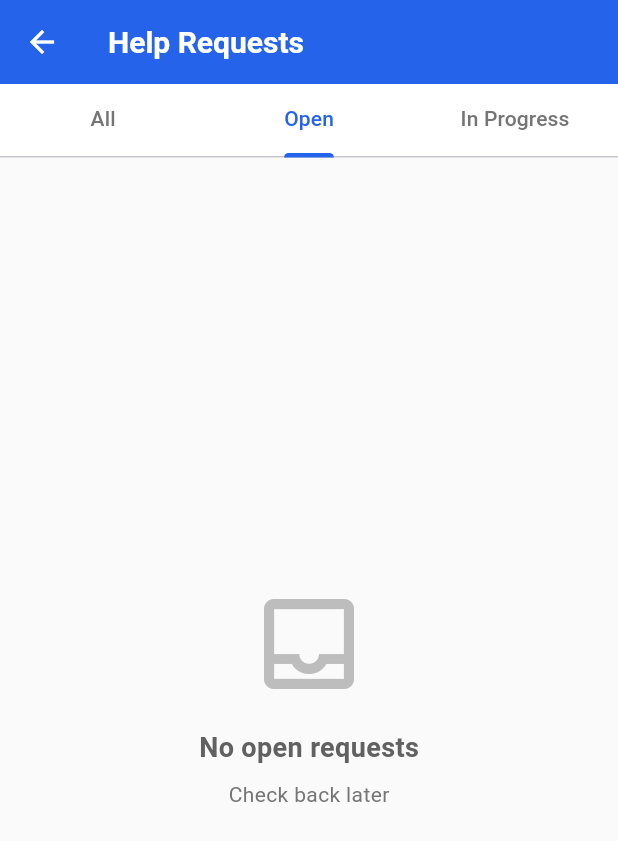
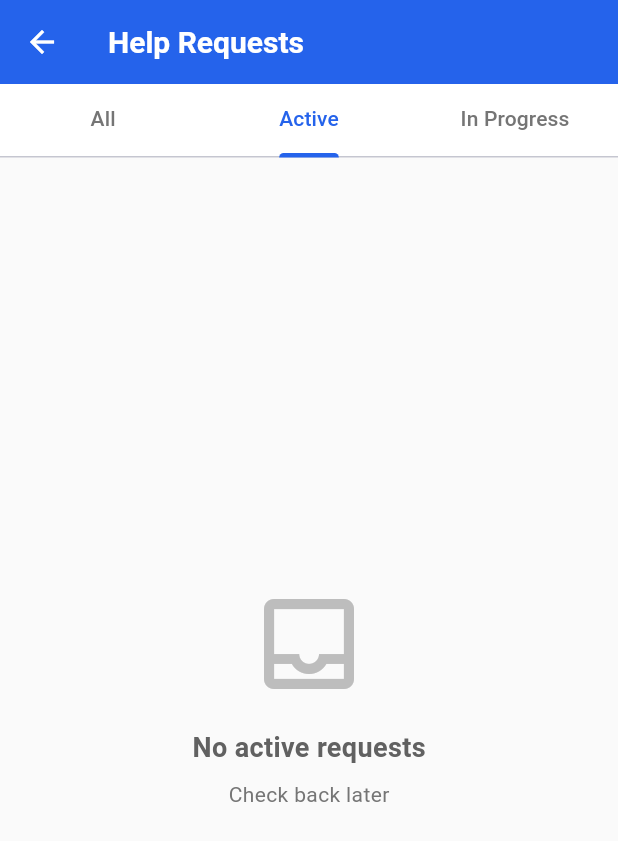
Before and after one commit to NikCeb/hoa-app, a Flutter app: the AdminHelpRequestsScreen screen opened directly, tab 2 chosen, on a phone screen of 412 x 824 dp. Shown: the top 841 px of the screen. Run offline on Flutter 3.47's test engine with Material 3 defaults, Android fonts, the light colour scheme and no system bars; our stand-ins replace cloud_firestore, firebase_auth, firebase_core, firebase_storage, image_picker; accounts and stored records are empty; generated files the repository leaves out were written again; Roboto replaces fonts that are missing (SF Pro Text).

Commit message:
[Refactor] [AdminHelpRequestsScreen] - update request status handling and improve error display; rename tabs for clarity

```diff
--- a/lib/presentation/screens/admin/help_request/admin_help_requests_screen.dart
+++ b/lib/presentation/screens/admin/help_request/admin_help_requests_screen.dart
@@ -1,7 +1,6 @@
 import 'package:flutter/material.dart';
 import 'package:cloud_firestore/cloud_firestore.dart';
 import '../../../../data/models/help_request.dart';
-import '../../../../data/repositories/request_repository.dart';
 import '../../user/help_request/user_help_request_detail_screen.dart';
 
 class AdminHelpRequestsScreen extends StatefulWidget {
@@ -14,7 +13,6 @@ class AdminHelpRequestsScreen extends StatefulWidget {
 
 class _AdminHelpRequestsScreenState extends State<AdminHelpRequestsScreen>
     with SingleTickerProviderStateMixin {
-  final _repository = RequestRepository();
   late TabController _tabController;
 
   @override
@@ -62,7 +60,7 @@ class _AdminHelpRequestsScreenState extends State<AdminHelpRequestsScreen>
               indicatorWeight: 3,
               tabs: const [
                 Tab(text: 'All'),
-                Tab(text: 'Open'),
+                Tab(text: 'Active'),
                 Tab(text: 'In Progress'),
               ],
             ),
@@ -74,7 +72,7 @@ class _AdminHelpRequestsScreenState extends State<AdminHelpRequestsScreen>
               controller: _tabController,
               children: [
                 _buildAllRequestsTab(),
-                _buildOpenRequestsTab(),
+                _buildActiveRequestsTab(),
                 _buildInProgressTab(),
               ],
             ),
@@ -88,7 +86,7 @@ class _AdminHelpRequestsScreenState extends State<AdminHelpRequestsScreen>
     return StreamBuilder<QuerySnapshot>(
       stream: FirebaseFirestore.instance
           .collection('help_requests')
-          .orderBy('postedAt', descending: true)
+          .orderBy('createdAt', descending: true)
           .snapshots(),
       builder: (context, snapshot) {
         if (snapshot.connectionState == ConnectionState.waiting) {
@@ -96,7 +94,16 @@ class _AdminHelpRequestsScreenState extends State<AdminHelpRequestsScreen>
         }
 
         if (snapshot.hasError) {
-          return Center(child: Text('Error: ${snapshot.error}'));
+          return Center(
+            child: Column(
+              mainAxisAlignment: MainAxisAlignment.center,
+              children: [
+                const Icon(Icons.error_outline, size: 64, color: Colors.red),
+                const SizedBox(height: 16),
+                Text('Error: ${snapshot.error}'),
+              ],
+            ),
+          );
         }
 
         if (!snapshot.hasData || snapshot.data!.docs.isEmpty) {
@@ -112,12 +119,12 @@ class _AdminHelpRequestsScreenState extends State<AdminHelpRequestsScreen>
     );
   }
 
-  Widget _buildOpenRequestsTab() {
+  Widget _buildActiveRequestsTab() {
     return StreamBuilder<QuerySnapshot>(
       stream: FirebaseFirestore.instance
           .collection('help_requests')
-          .where('status', isEqualTo: 'open')
-          .orderBy('postedAt', descending: true)
+          .where('status', isEqualTo: 'active')
+          .orderBy('createdAt', descending: true)
           .snapshots(),
       builder: (context, snapshot) {
         if (snapshot.connectionState == ConnectionState.waiting) {
@@ -125,11 +132,20 @@ class _AdminHelpRequestsScreenState extends State<AdminHelpRequestsScreen>
         }
 
         if (snapshot.hasError) {
-          return Center(child: Text('Error: ${snapshot.error}'));
+          return Center(
+            child: Column(
+              mainAxisAlignment: MainAxisAlignment.center,
+              children: [
+                const Icon(Icons.error_outline, size: 64, color: Colors.red),
+                const SizedBox(height: 16),
+                Text('Error: ${snapshot.error}'),
+              ],
+            ),
+          );
         }
 
         if (!snapshot.hasData || snapshot.data!.docs.isEmpty) {
-          return _buildEmptyState('No open requests');
+          return _buildEmptyState('No active requests');
         }
 
         final requests = snapshot.data!.docs
@@ -146,7 +162,7 @@ class _AdminHelpRequestsScreenState extends State<AdminHelpRequestsScreen>
       stream: FirebaseFirestore.instance
           .collection('help_requests')
           .where('status', isEqualTo: 'inProgress')
-          .orderBy('postedAt', descending: true)
+          .orderBy('createdAt', descending: true)
           .snapshots(),
       builder: (context, snapshot) {
         if (snapshot.connectionState == ConnectionState.waiting) {
@@ -154,7 +170,16 @@ class _AdminHelpRequestsScreenState extends State<AdminHelpRequestsScreen>
         }
 
         if (snapshot.hasError) {
-          return Center(child: Text('Error: ${snapshot.error}'));
+          return Center(
+            child: Column(
+              mainAxisAlignment: MainAxisAlignment.center,
+              children: [
+                const Icon(Icons.error_outline, size: 64, color: Colors.red),
+                const SizedBox(height: 16),
+                Text('Error: ${snapshot.error}'),
+              ],
+            ),
+          );
         }
 
         if (!snapshot.hasData || snapshot.data!.docs.isEmpty) {
@@ -225,17 +250,15 @@ class _AdminHelpRequestsScreenState extends State<AdminHelpRequestsScreen>
                       vertical: 6,
                     ),
                     decoration: BoxDecoration(
-                      color: Color(int.parse(
-                              request.statusColor.replaceFirst('#', '0xFF')))
-                          .withOpacity(0.1),
+                      color:
+                          _getStatusColor(request.status.name).withOpacity(0.1),
                       borderRadius: BorderRadius.circular(20),
                     ),
                     child: Text(
-                      request.statusText,
+                      _getStatusText(request.status.name),
                       style: TextStyle(
                         fontSize: 12,
-                        color: Color(int.parse(
-                            request.statusColor.replaceFirst('#', '0xFF'))),
+                        color: _getStatusColor(request.status.name),
                         fontWeight: FontWeight.w600,
                       ),
                     ),
@@ -251,7 +274,9 @@ class _AdminHelpRequestsScreenState extends State<AdminHelpRequestsScreen>
                     radius: 16,
                     backgroundColor: const Color(0xFF2563EB),
                     child: Text(
-                      request.requesterName[0].toUpperCase(),
+                      request.requesterName.isNotEmpty
+                          ? request.requesterName[0].toUpperCase()
+                          : 'U',
                       style: const TextStyle(
                         color: Colors.white,
                         fontSize: 14,
@@ -333,7 +358,7 @@ class _AdminHelpRequestsScreenState extends State<AdminHelpRequestsScreen>
                     child: Text(
                       request.location.isNotEmpty
                           ? request.location
-                          : request.distanceText,
+                          : 'No location',
                       style: TextStyle(
                         fontSize: 14,
                         color: Colors.grey[700],
@@ -394,6 +419,40 @@ class _AdminHelpRequestsScreenState extends State<AdminHelpRequestsScreen>
     );
   }
 
+  Color _getStatusColor(String status) {
+    switch (status.toLowerCase()) {
+      case 'active':
+      case 'open':
+        return Colors.green;
+      case 'inprogress':
+      case 'in progress':
+        return Colors.orange;
+      case 'completed':
+        return Colors.blue;
+      case 'cancelled':
+        return Colors.red;
+      default:
+        return Colors.grey;
+    }
+  }
+
+  String _getStatusText(String status) {
+    switch (status.toLowerCase()) {
+      case 'active':
+        return 'Active';
+      case 'open':
+        return 'Open';
+      case 'inprogress':
+        return 'In Progress';
+      case 'completed':
+        return 'Completed';
+      case 'cancelled':
+        return 'Cancelled';
+      default:
+        return status;
+    }
+  }
+
   Widget _buildEmptyState(String message) {
     return Center(
       child: Column(
```
